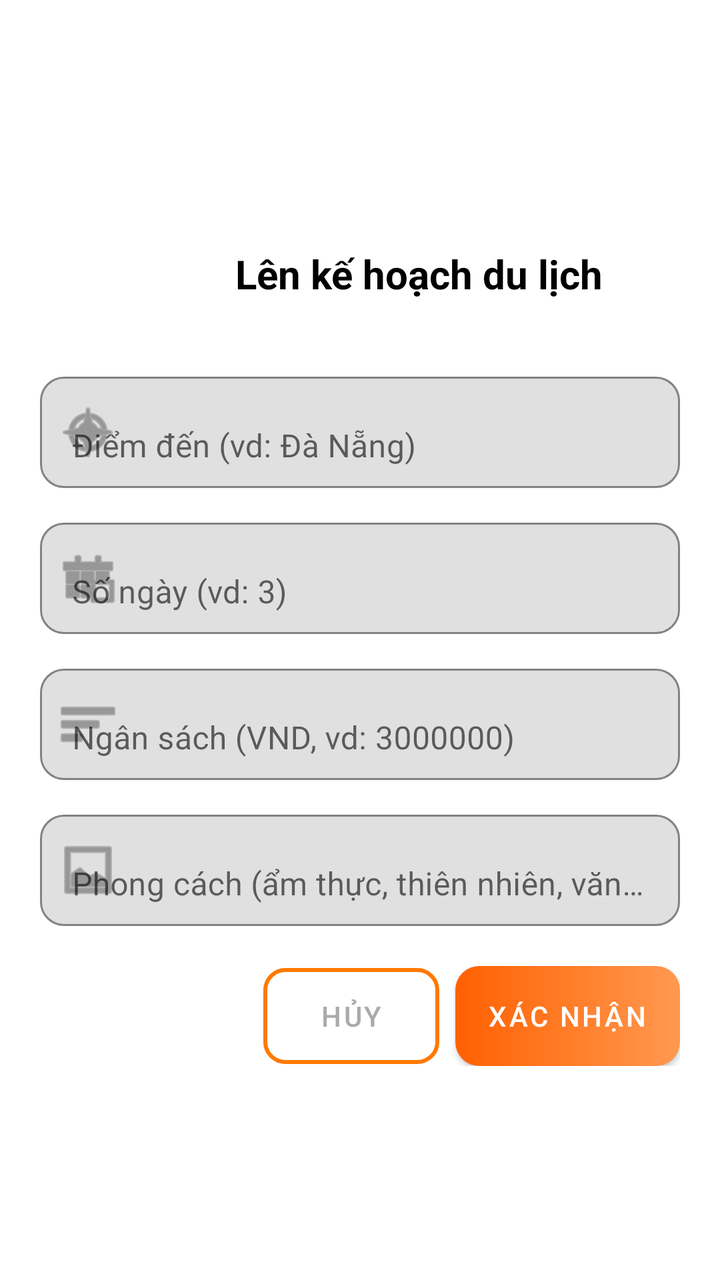
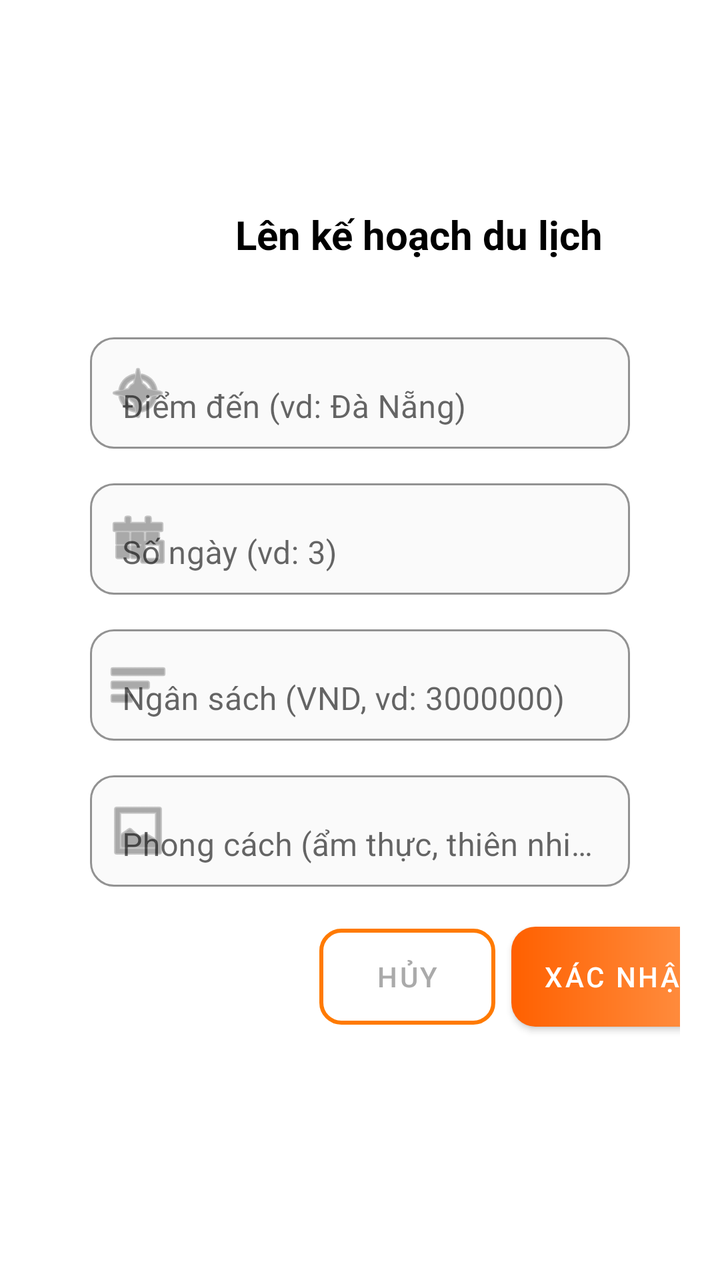

Compare the two renders of this Android layout. The source of the first and the diff that turns it into the second are given below.
<!-- AndroidManifest.xml: application theme Theme.MaterialComponents.DayNight.NoActionBar -->
<!-- res/layout/dialog_ai_params.xml -->
<?xml version="1.0" encoding="utf-8"?>
<LinearLayout xmlns:android="http://schemas.android.com/apk/res/android"
    xmlns:app="http://schemas.android.com/apk/res-auto"
    android:layout_width="match_parent"
    android:layout_height="wrap_content"
    android:orientation="vertical"
    android:padding="20dp"
    android:background="@drawable/bg_dialog"
    android:gravity="center_vertical">

    

    

    <TextView
        android:id="@+id/tvDialogTitle"
        android:layout_width="379dp"
        android:layout_height="60dp"
        android:layout_marginBottom="16dp"
        android:gravity="center"
        android:text="Lên kế hoạch du lịch"
        android:textColor="@android:color/black"
        android:textSize="20sp"
        android:textStyle="bold" />

    <com.google.android.material.textfield.TextInputLayout
        android:layout_width="match_parent"
        android:layout_height="wrap_content"
        android:hint="Điểm đến (vd: Đà Nẵng)"
        app:boxBackgroundMode="outline"
        app:boxCornerRadiusTopStart="12dp"
        app:boxCornerRadiusTopEnd="12dp"
        app:boxCornerRadiusBottomStart="12dp"
        app:boxCornerRadiusBottomEnd="12dp"
        app:startIconDrawable="@android:drawable/ic_menu_compass">

        <com.google.android.material.textfield.TextInputEditText
            android:id="@+id/edtDestination"
            android:layout_width="match_parent"
            android:layout_height="wrap_content"
            android:inputType="textCapSentences" />
    </com.google.android.material.textfield.TextInputLayout>

    
    <com.google.android.material.textfield.TextInputLayout
        android:layout_width="match_parent"
        android:layout_height="wrap_content"
        android:hint="Số ngày (vd: 3)"
        app:boxBackgroundMode="outline"
        app:boxCornerRadiusTopStart="12dp"
        app:boxCornerRadiusTopEnd="12dp"
        app:boxCornerRadiusBottomStart="12dp"
        app:boxCornerRadiusBottomEnd="12dp"
        app:startIconDrawable="@android:drawable/ic_menu_today"
        android:layout_marginTop="12dp">

        <com.google.android.material.textfield.TextInputEditText
            android:id="@+id/edtDays"
            android:layout_width="match_parent"
            android:layout_height="wrap_content"
            android:inputType="number" />
    </com.google.android.material.textfield.TextInputLayout>

    
    <com.google.android.material.textfield.TextInputLayout
        android:layout_width="match_parent"
        android:layout_height="wrap_content"
        android:hint="Ngân sách (VND, vd: 3000000)"
        app:boxBackgroundMode="outline"
        app:boxCornerRadiusTopStart="12dp"
        app:boxCornerRadiusTopEnd="12dp"
        app:boxCornerRadiusBottomStart="12dp"
        app:boxCornerRadiusBottomEnd="12dp"
        app:startIconDrawable="@android:drawable/ic_menu_sort_by_size"
        android:layout_marginTop="12dp">

        <com.google.android.material.textfield.TextInputEditText
            android:id="@+id/edtBudget"
            android:layout_width="match_parent"
            android:layout_height="wrap_content"
            android:inputType="numberDecimal" />
    </com.google.android.material.textfield.TextInputLayout>

    
    <com.google.android.material.textfield.TextInputLayout
        android:layout_width="match_parent"
        android:layout_height="wrap_content"
        android:hint="Phong cách (ẩm thực, thiên nhiên, văn hoá,...)"
        app:boxBackgroundMode="outline"
        app:boxCornerRadiusTopStart="12dp"
        app:boxCornerRadiusTopEnd="12dp"
        app:boxCornerRadiusBottomStart="12dp"
        app:boxCornerRadiusBottomEnd="12dp"
        app:startIconDrawable="@android:drawable/ic_menu_gallery"
        android:layout_marginTop="12dp">

        <com.google.android.material.textfield.TextInputEditText
            android:id="@+id/edtStyle"
            android:layout_width="match_parent"
            android:layout_height="wrap_content"
            android:inputType="textCapSentences" />
    </com.google.android.material.textfield.TextInputLayout>

    
    <LinearLayout
        android:layout_width="match_parent"
        android:layout_height="wrap_content"
        android:orientation="horizontal"
        android:gravity="end"
        android:layout_marginTop="20dp">

        <Button
            android:id="@+id/btnCancel"
            android:layout_width="wrap_content"
            android:layout_height="wrap_content"
            android:text="Hủy"
            app:backgroundTint="@null"

            android:textColor="@android:color/darker_gray"
            android:background="@drawable/btn_orange_outline" />

        <Button
            android:id="@+id/btnConfirm"
            android:layout_width="wrap_content"
            android:layout_height="wrap_content"
            app:backgroundTint="@null"

            android:text="Xác nhận"
            android:layout_marginStart="8dp"
            android:textColor="@android:color/white"
            android:background="@drawable/btn_signin_gradient" />
    </LinearLayout>
</LinearLayout>
<!-- resources referenced by this layout -->
<resources>
  <!-- drawable bg_dialog (drawable) -->
  <shape xmlns:android="http://schemas.android.com/apk/res/android"
      android:shape="rectangle">
  
      
      <solid android:color="@android:color/white"/>
  
      
      <corners android:radius="24dp"/>
  
      
      <padding android:left="8dp" android:top="8dp"
          android:right="8dp" android:bottom="8dp"/>
      <size android:width="300dp" />
  
  </shape>
  <!-- drawable btn_orange_outline (drawable) -->
  <selector xmlns:android="http://schemas.android.com/apk/res/android">
      
      <item android:state_pressed="true">
          <shape android:shape="rectangle">
              <solid android:color="#1AFF7A00"/>
              <stroke android:width="2dp" android:color="#FF7A00"/>
              <corners android:radius="10dp"/>
          </shape>
      </item>
      <item>
          <shape android:shape="rectangle">
              <solid android:color="@android:color/transparent"/>
              <stroke android:width="2dp" android:color="#FF7A00"/>
              <corners android:radius="10dp"/>
          </shape>
      </item>
  </selector>
  <!-- drawable btn_signin_gradient (drawable) -->
  <shape xmlns:android="http://schemas.android.com/apk/res/android"
      android:shape="rectangle">
      <gradient
          android:startColor="#FF6000"
          android:endColor="#FF9950"
          android:angle="0"/>
      <corners android:radius="12dp"/>
      <padding android:left="16dp" android:right="16dp"/>
      <size android:height="50dp"/>
  </shape>
</resources>

<!-- the commit's change to res/layout/dialog_ai_params.xml (unified diff, before → after) -->
@@ -32,6 +32,10 @@
         app:boxCornerRadiusTopEnd="12dp"
         app:boxCornerRadiusBottomStart="12dp"
         app:boxCornerRadiusBottomEnd="12dp"
+        app:boxStrokeColor="#E0E0E0"
+        android:layout_marginHorizontal="25dp"
+
+        app:boxBackgroundColor="#FAFAFA"
         app:startIconDrawable="@android:drawable/ic_menu_compass">
 
         <com.google.android.material.textfield.TextInputEditText
@@ -48,7 +52,11 @@
         android:hint="Số ngày (vd: 3)"
         app:boxBackgroundMode="outline"
         app:boxCornerRadiusTopStart="12dp"
+        app:boxStrokeColor="#E0E0E0"
+        app:boxBackgroundColor="#FAFAFA"
         app:boxCornerRadiusTopEnd="12dp"
+        android:layout_marginHorizontal="25dp"
+
         app:boxCornerRadiusBottomStart="12dp"
         app:boxCornerRadiusBottomEnd="12dp"
         app:startIconDrawable="@android:drawable/ic_menu_today"
@@ -66,9 +74,13 @@
         android:layout_width="match_parent"
         android:layout_height="wrap_content"
         android:hint="Ngân sách (VND, vd: 3000000)"
+        app:boxStrokeColor="#E0E0E0"
+        app:boxBackgroundColor="#FAFAFA"
         app:boxBackgroundMode="outline"
         app:boxCornerRadiusTopStart="12dp"
         app:boxCornerRadiusTopEnd="12dp"
+        android:layout_marginHorizontal="25dp"
+
         app:boxCornerRadiusBottomStart="12dp"
         app:boxCornerRadiusBottomEnd="12dp"
         app:startIconDrawable="@android:drawable/ic_menu_sort_by_size"
@@ -89,6 +101,10 @@
         app:boxBackgroundMode="outline"
         app:boxCornerRadiusTopStart="12dp"
         app:boxCornerRadiusTopEnd="12dp"
+        app:boxStrokeColor="#E0E0E0"
+        app:boxBackgroundColor="#FAFAFA"
+        android:layout_marginHorizontal="25dp"
+
         app:boxCornerRadiusBottomStart="12dp"
         app:boxCornerRadiusBottomEnd="12dp"
         app:startIconDrawable="@android:drawable/ic_menu_gallery"
@@ -103,31 +119,31 @@
 
     
     <LinearLayout
-        android:layout_width="match_parent"
-        android:layout_height="wrap_content"
-        android:orientation="horizontal"
+        android:layout_width="348dp"
+        android:layout_height="89dp"
+        android:layout_marginTop="20dp"
         android:gravity="end"
-        android:layout_marginTop="20dp">
+        android:orientation="horizontal">
 
         <Button
             android:id="@+id/btnCancel"
             android:layout_width="wrap_content"
             android:layout_height="wrap_content"
+            android:background="@drawable/btn_orange_outline"
             android:text="Hủy"
-            app:backgroundTint="@null"
 
             android:textColor="@android:color/darker_gray"
-            android:background="@drawable/btn_orange_outline" />
+            app:backgroundTint="@null" />
 
         <Button
             android:id="@+id/btnConfirm"
             android:layout_width="wrap_content"
             android:layout_height="wrap_content"
-            app:backgroundTint="@null"
+            android:layout_marginStart="8dp"
 
+            android:background="@drawable/btn_signin_gradient"
             android:text="Xác nhận"
-            android:layout_marginStart="8dp"
             android:textColor="@android:color/white"
-            android:background="@drawable/btn_signin_gradient" />
+            app:backgroundTint="@null" />
     </LinearLayout>
 </LinearLayout>
